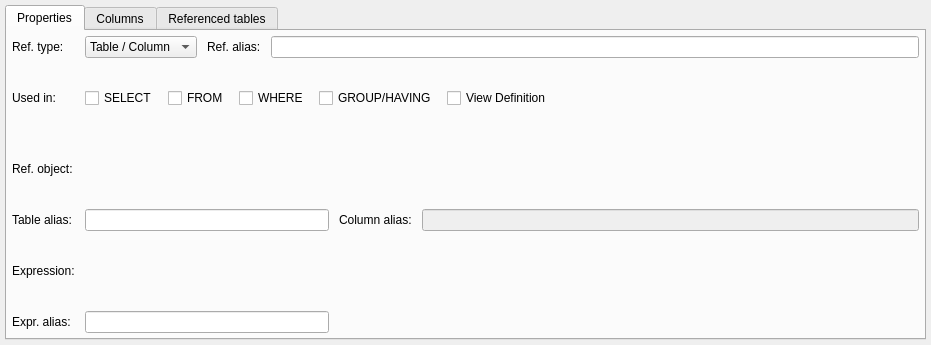
pgmodeler/pgmodeler, file libs/libgui/ui/dbobjects/referencewidget.ui: the form before one commit.
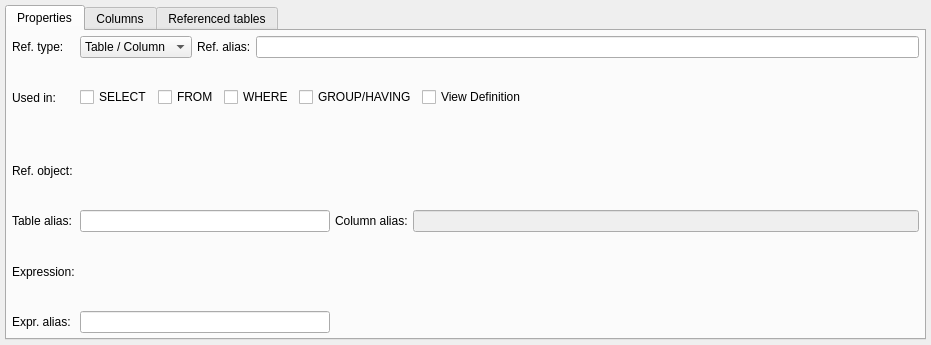
The form after the commit.

Commit message: Adjusted the layout spacing/margins in ui/dbobjects/*

Diff of the .ui file:
```diff
--- a/libs/libgui/ui/dbobjects/referencewidget.ui
+++ b/libs/libgui/ui/dbobjects/referencewidget.ui
@@ -33,7 +33,7 @@
     <number>5</number>
    </property>
    <property name="spacing">
-    <number>10</number>
+    <number>5</number>
    </property>
    <item row="0" column="0">
     <widget class="QTabWidget" name="properties_tbw">
@@ -61,7 +61,7 @@
         <number>5</number>
        </property>
        <property name="spacing">
-        <number>10</number>
+        <number>5</number>
        </property>
        <item row="0" column="0">
         <widget class="QLabel" name="ref_type_lbl">
@@ -84,6 +84,9 @@
        </item>
        <item row="1" column="1" colspan="4">
         <layout class="QGridLayout" name="gridLayout">
+         <property name="spacing">
+          <number>5</number>
+         </property>
          <item row="0" column="2" rowspan="2">
           <widget class="QCheckBox" name="after_where_chk">
            <property name="sizePolicy">
@@ -210,6 +213,9 @@
        </item>
        <item row="0" column="1" colspan="4">
         <layout class="QHBoxLayout" name="horizontalLayout_4">
+         <property name="spacing">
+          <number>5</number>
+         </property>
          <item>
           <widget class="QComboBox" name="ref_type_cmb">
            <property name="statusTip">
```
Left out of the diff: 5 changed lines with no effect on the pictures. The commit also changes 53 other files.
